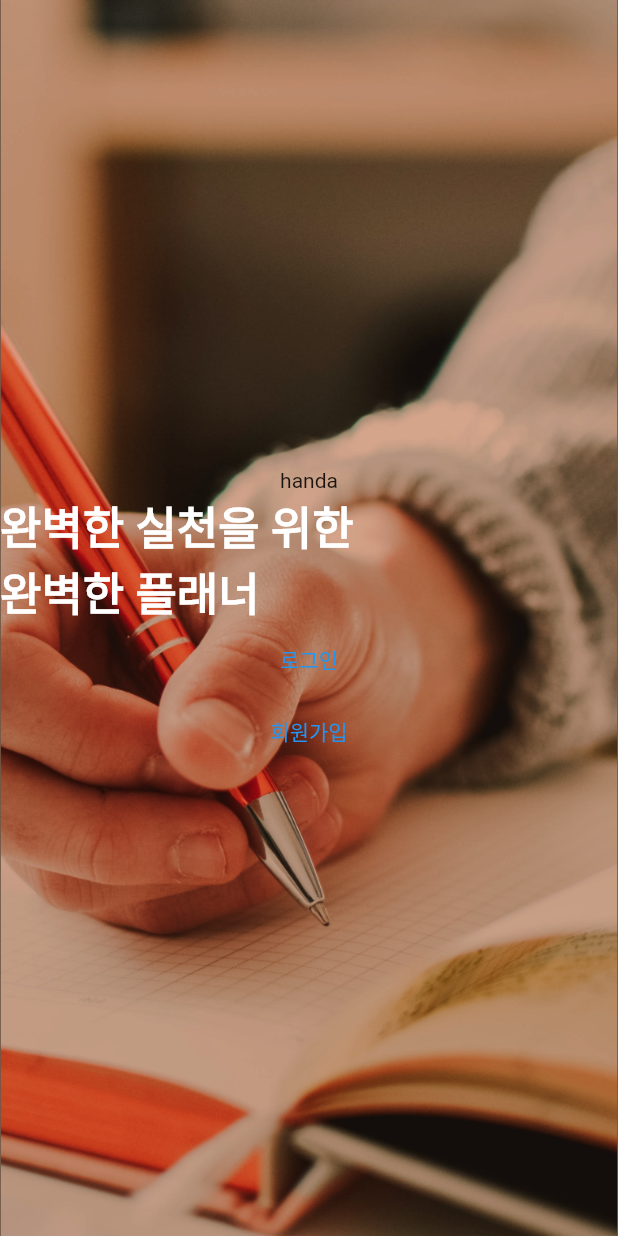
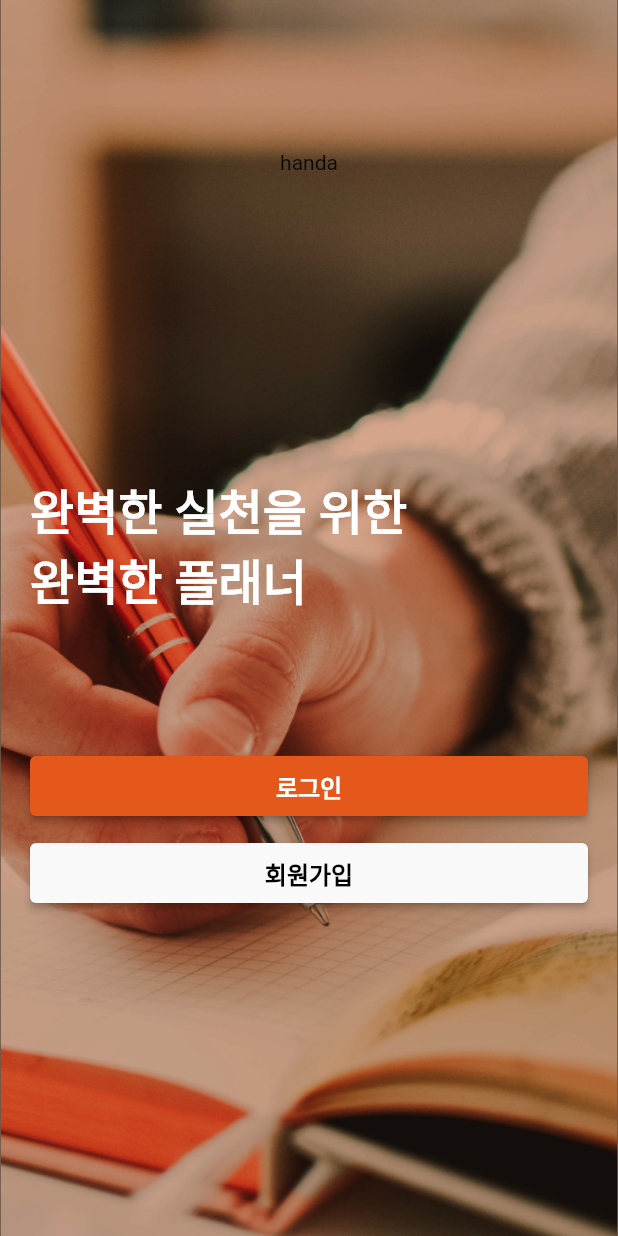
Before and after one commit to jiwon79/HANDA, a Flutter app: the screen it shows after launch, on a phone screen of 412 x 824 dp. Run offline on Flutter 3.47's test engine with Material 2 defaults, Android fonts, the phone set to English and light mode, and no system bars; our stand-ins replace dio, flutter_secure_storage, table_calendar; Roboto replaces fonts that are missing (noto).

Commit message:
feat: Add landing page position style

```diff
--- a/lib/screens/landing/landing.dart
+++ b/lib/screens/landing/landing.dart
@@ -8,39 +8,89 @@ class LandingPage extends StatelessWidget {
 
     return Scaffold(
       body: Container(
+        padding: EdgeInsets.fromLTRB(20, 100, 20, 0),
         decoration: BoxDecoration(
         image: DecorationImage(
             image: AssetImage('assets/images/landing_background.png'),
             fit: BoxFit.cover),
         ),
         child: Column(
-          mainAxisAlignment: MainAxisAlignment.center,
+          mainAxisAlignment: MainAxisAlignment.start,
           crossAxisAlignment: CrossAxisAlignment.stretch,
           children: [
             Center(
               child: Text('handa'),
             ),
-            Text(
+            Container(
+              margin: EdgeInsets.fromLTRB(0, 200, 0, 0),
+              child: Text(
                 '완벽한 실천을 위한 \n완벽한 플래너',
                 style: TextStyle(
-                fontSize: 30,
-                // fontWeight: FontWeight.bold,
+                  fontSize: 32,
                   color: Colors.white,
                   fontFamily: 'noto',
                   fontWeight: FontWeight.w700,
                 ),
               ),
-            TextButton(
-              child: Text('로그인'),
+            ),
+            Center(
+              child: Container(
+                width: MediaQuery.of(context).size.width,
+                height: 40,
+                margin: EdgeInsets.fromLTRB(0, 94, 0, 9),
+                child: ElevatedButton(
+                  child: Text(
+                      '로그인',
+                    style: TextStyle(
+                      fontFamily: 'noto',
+                      fontWeight: FontWeight.w700,
+                      fontSize: 16
+                    ),
+                  ),
                   onPressed: () {
                     Navigator.pushNamed(context, '/landing/login');
                   },
+                  style: ButtonStyle(
+                    backgroundColor: MaterialStateProperty.resolveWith((states) {
+                      if (states.contains(MaterialState.disabled)) {
+                        return Colors.grey;
+                      } else {
+                        return Color(0xffE4581B);
+                      }
+                    })
+                  )
                 ),
-            TextButton(
-              child: Text('회원가입'),
+              ),
+            ),
+            Center(
+              child: Container(
+                height: 40,
+                width: MediaQuery.of(context).size.width,
+                margin: EdgeInsets.fromLTRB(0, 9, 0, 9),
+                child: ElevatedButton(
+                  child: Text(
+                    '회원가입',
+                    style: TextStyle(
+                      color: Colors.black,
+                      fontSize: 16,
+                      fontFamily: 'noto',
+                      fontWeight: FontWeight.w700
+                    ),
+                  ),
                   onPressed: () {
                     Navigator.pushNamed(context, '/landing/register');
                   },
+                  style: ButtonStyle(
+                    backgroundColor: MaterialStateProperty.resolveWith((states) {
+                      if (states.contains(MaterialState.disabled)) {
+                        return Colors.grey;
+                      } else {
+                        return Color(0xffF9F9F9);
+                      }
+                    }),
+                  )
+                ),
+              ),
             )
           ],
         ),
```
Lines whose indentation alone changed are shown as unchanged.
